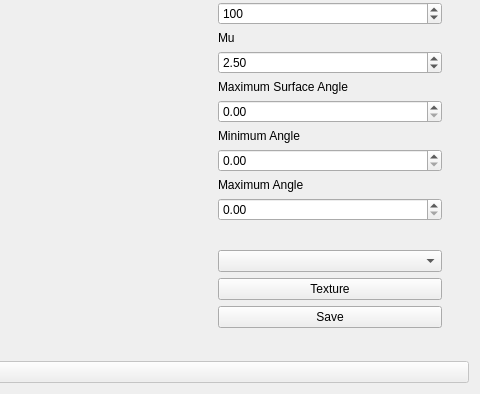
Old version of the form src/texture.ui in the repository martin-samouiller/PCLKinect; both pictures show x 351 to 831 and y 154 to 548 of the 831 by 548 pixel window.
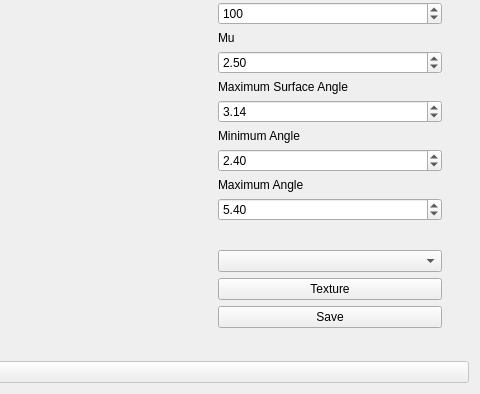
New version of the form. Custom widgets are drawn as their Qt base class.

```diff
--- a/src/texture.ui
+++ b/src/texture.ui
@@ -102,7 +102,17 @@
              </widget>
             </item>
             <item>
-             <widget class="QDoubleSpinBox" name="dspinBox_MaximunSurf"/>
+             <widget class="QDoubleSpinBox" name="dspinBox_MaximunSurf">
+              <property name="minimum">
+               <double>-7.000000000000000</double>
+              </property>
+              <property name="maximum">
+               <double>7.000000000000000</double>
+              </property>
+              <property name="value">
+               <double>3.140000000000000</double>
+              </property>
+             </widget>
             </item>
             <item>
              <widget class="QLabel" name="label_7">
@@ -112,7 +122,17 @@
              </widget>
             </item>
             <item>
-             <widget class="QDoubleSpinBox" name="dspinBox_MinAngle"/>
+             <widget class="QDoubleSpinBox" name="dspinBox_MinAngle">
+              <property name="minimum">
+               <double>-7.000000000000000</double>
+              </property>
+              <property name="maximum">
+               <double>7.000000000000000</double>
+              </property>
+              <property name="value">
+               <double>2.400000000000000</double>
+              </property>
+             </widget>
             </item>
             <item>
              <widget class="QLabel" name="label_8">
@@ -122,7 +142,17 @@
              </widget>
             </item>
             <item>
-             <widget class="QDoubleSpinBox" name="dspinBox_MaxAngle"/>
+             <widget class="QDoubleSpinBox" name="dspinBox_MaxAngle">
+              <property name="minimum">
+               <double>-7.000000000000000</double>
+              </property>
+              <property name="maximum">
+               <double>7.000000000000000</double>
+              </property>
+              <property name="value">
+               <double>5.400000000000000</double>
+              </property>
+             </widget>
             </item>
             <item>
              <widget class="QLabel" name="lbl_Infos">
```
